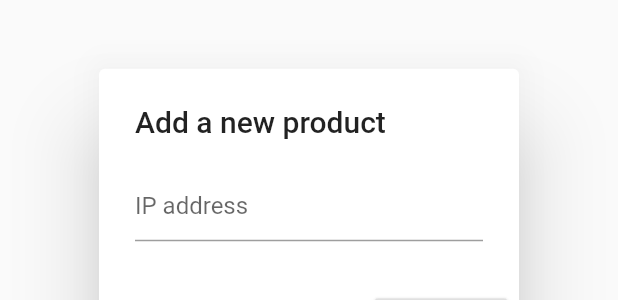
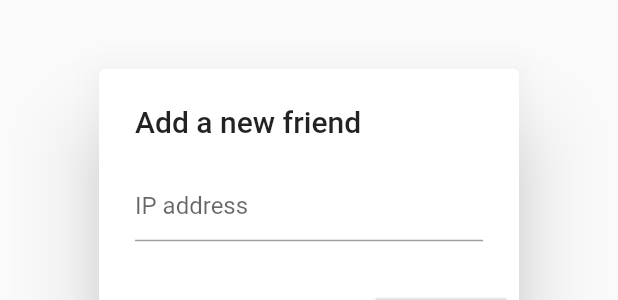
Before and after one commit to ericpinter/hendrix_cat_finder, a Flutter app: what friendAlertDialog() shows on an empty page, opened directly, on a phone screen of 412 x 824 dp. Shown: the part 397-697 px from the top of the screen. Run offline on Flutter 3.47's test engine with Material 2 defaults, Android fonts, the phone set to English and light mode, and no system bars; our stand-ins replace string_validator.

Commit message:
Just correcting word title

```diff
--- a/lib/alert.dart
+++ b/lib/alert.dart
@@ -8,15 +8,13 @@ class friendAlertDialog extends StatelessWidget {
   @override
   Widget build(BuildContext context) {
     return AlertDialog(
-        title: Text("Add a new product"),
+        title: Text("Add a new friend"),
         content: Form(
           key: _formKey,
           child: Column(
             crossAxisAlignment: CrossAxisAlignment.start,
             mainAxisSize: MainAxisSize.min,
-
             children: <Widget>[
-
               TextFormField(
                 decoration: const InputDecoration(
                   hintText: 'IP address',
@@ -25,7 +23,7 @@ class friendAlertDialog extends StatelessWidget {
                   friend_ip = ip;
                 },
                 validator: (value) {
-                  if (value.isEmpty ) {
+                  if (value.isEmpty) {
                     return 'Please enter some text';
                   } else if (!isIP(value, 4)) {
                     return 'Please enter a valid IPv4 address';
@@ -33,15 +31,12 @@ class friendAlertDialog extends StatelessWidget {
                   return null;
                 },
               ),
-
-
             ],
-
           ),
-
         ),
-        actions:
-        [RaisedButton(onPressed: () {
+        actions: [
+          RaisedButton(
+            onPressed: () {
               if (_formKey.currentState.validate()) {
                 _formKey.currentState.save();
                 Navigator.pop(context, friend_ip);
@@ -49,7 +44,6 @@ class friendAlertDialog extends StatelessWidget {
             },
             child: Text("Submit"),
           )
-        ]
-    );
+        ]);
   }
 }
```
Lines whose indentation alone changed are shown as unchanged.
